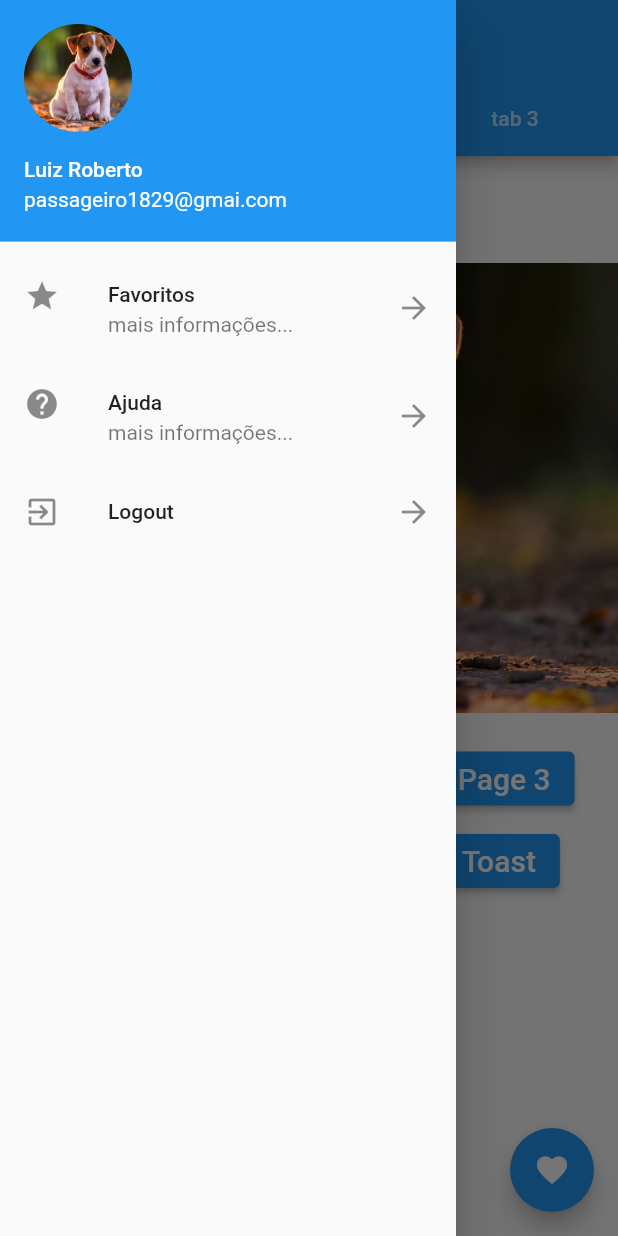
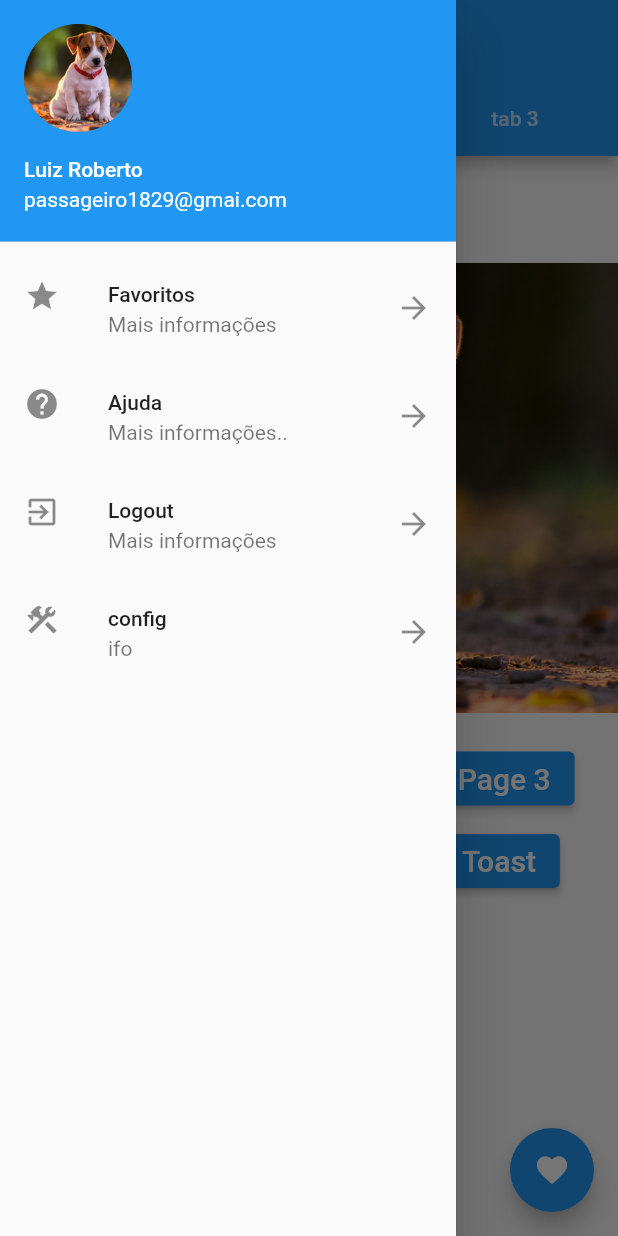
Before and after one commit to LuizRoberto18/CursoFlutterEssencial, a Flutter app: the screen it shows after launch, with the side drawer open, on a phone screen of 412 x 824 dp. Run offline on Flutter 3.47's test engine with Material 2 defaults, Android fonts, the phone set to English and light mode, and no system bars; our stand-ins replace fluttertoast.

Commit message:
corrigindo bugs

```diff
--- a/lib/pages/drawer_list.dart
+++ b/lib/pages/drawer_list.dart
@@ -16,51 +16,41 @@ class DrawerList extends StatelessWidget {
                 backgroundImage: AssetImage("assets/images/dog1.png"),
               ),
             ),
-            ListTile(
-              leading: Icon(Icons.star),
-              title: Text("Favoritos"),
-              subtitle: Text("mais informações..."),
-              trailing: Icon(Icons.arrow_forward),
-              onTap: () {
-                print("item 1");
-                Navigator.pop(context);
-              },
-            ),
-            ListTile(
-              leading: Icon(Icons.help),
-              title: Text("Ajuda"),
-              subtitle: Text("mais informações..."),
-              trailing: Icon(Icons.arrow_forward),
-              onTap: () {
-                print("item 2");
-                Navigator.pop(context);
-              },
-            ),
-            ListTile(
-              leading: Icon(Icons.exit_to_app),
-              title: Text("Logout"),
-              trailing: Icon(Icons.arrow_forward),
-              onTap: () {
-                print("item 3");
-                Navigator.pop(context);
-              },
-            ),
+            _listTile(Icons.star, Icons.arrow_forward, "Favoritos",
+                "Mais informações", () {
+              Navigator.pop(context);
+              print("favoritos");
+            }),
+            _listTile(
+                Icons.help, Icons.arrow_forward, "Ajuda", "Mais informações..",
+                () {
+              print("item 2");
+              Navigator.pop(context);
+            }),
+            _listTile(Icons.exit_to_app, Icons.arrow_forward, "Logout",
+                "Mais informações", () {
+              print("item 3");
+              Navigator.pop(context);
+            }),
+            _listTile(Icons.construction, Icons.arrow_forward, "config",
+                "ifo ", () {
+              print("config");
+              Navigator.pop(context);
+            })
           ],
         ),
       ),
     );
   }
 
-  _listTile(context, IconData leading, IconData trailling, String title,
-      String subtitle, Function onTap) {
+  _listTile(IconData leading, IconData trailling, String title, String subtitle,
+      Function onTap) {
     return ListTile(
       leading: Icon(leading),
       title: Text(title),
       subtitle: Text(subtitle),
       trailing: Icon(trailling),
-      onTap: () {
-        onTap();
-      },
+      onTap: () => onTap(),
     );
   }
 }
```
Also changed, not shown: lib/pages/helo_listview.dart (+5 -4 lines), pubspec.lock.
